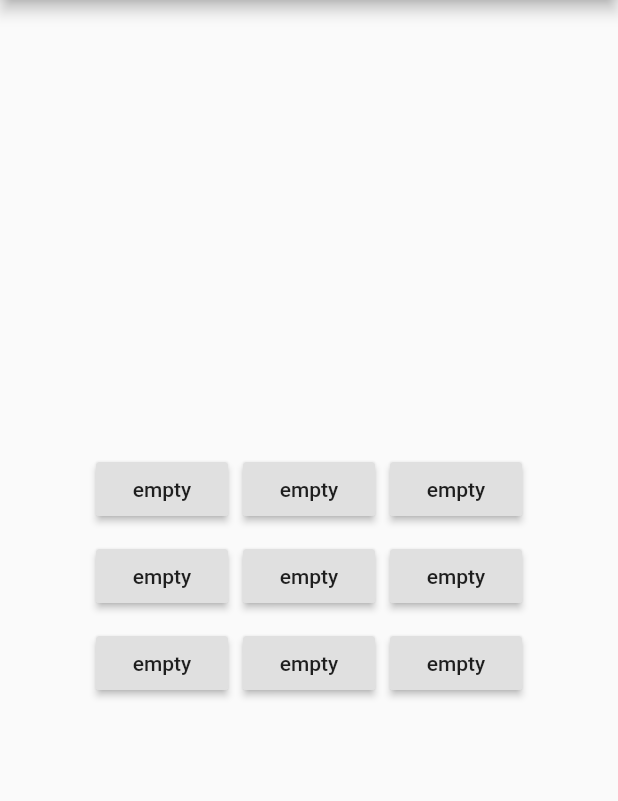
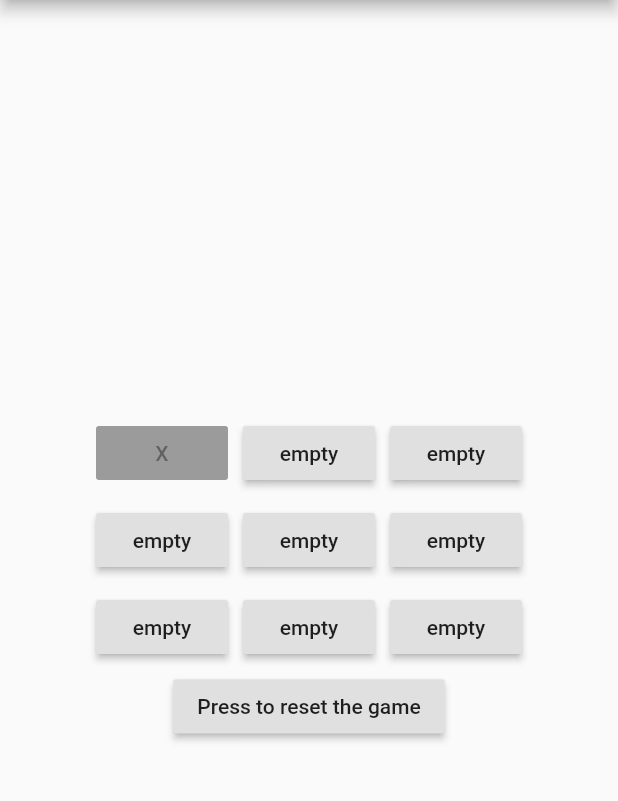
Before and after one commit to JoshDeel/Tic-Tac-Toe, a Flutter app: the screen it shows after launch, after a tap on "empty", on a phone screen of 412 x 824 dp, the part 84-885 px from its top. Run offline on Flutter 3.47's test engine with Material 2 defaults, Android fonts, the phone set to English and light mode, and no system bars.

Commit message:
update 3/19/2020

```diff
--- a/lib/main.dart
+++ b/lib/main.dart
@@ -21,13 +21,35 @@ class _HomePage extends State<MyApp> {
     "empty", // button 9
   ];
 
+  void resetGame(){
+    gameState = [
+    "empty", // button 1
+    "empty", // button 2
+    "empty", // button 3
+    "empty", // button 4
+    "empty", // button 5
+    "empty", // button 6
+    "empty", // button 7
+    "empty", // button 8
+    "empty", // button 9
+    ];
+  }
+
   bool isX = true;
   bool winner = false;
-  int turns;
+  int turns = 0;
   String player = "X";
 
+  bool isBtnDisabled(int id){
+    if (gameState[id] == "empty"){
+      return false;
+    }
+    else{
+      return true;
+    }
+  }
+
   // maybe look into returning a new button / using checkIsdiabled ? null : do something else
-
   void updateState(int id, String player){
     setState(() {
       if (gameState[id] == "empty"){
@@ -38,22 +60,45 @@ class _HomePage extends State<MyApp> {
       }
     });
   }
+
  // on press, we want increment turns, update the state, check winner / num turns
-  void onPressed(int id, String name, String player){
+  void onPressed(int id, String name){
     updateState(id, player);
 
     setState(() {
-      gameState[id] = "X";
+      gameState[id] = player;
     });
     checkWinner();
     if (isX){
       player = "Y";
+      isX = !isX;
     }
     else{
       player = "X";
+      isX = !isX;
     }
-    print(name);
+    print(gameState[id]);
   }
+
+void resetBtnPressed(){
+  setState(() {
+    gameState = [
+      "empty", // button 1
+      "empty", // button 2
+      "empty", // button 3
+      "empty", // button 4
+      "empty", // button 5
+      "empty", // button 6
+      "empty", // button 7
+      "empty", // button 8
+      "empty", // button 9
+    ];
+    isX = true;
+    winner = false;
+    turns = 0;
+    player = "X";
+  });
+}
 
   void checkWinner(){
     if (gameState[0] == gameState[1] && gameState[0] == gameState[2]){
@@ -103,17 +148,23 @@ class _HomePage extends State<MyApp> {
 
                 Padding(
                   padding: EdgeInsets.all(5.0),
-                  child: RaisedButton(onPressed: () {onPressed(0, this.gameState[0]);}, child: Text(this.gameState[0]),),
+                  child: RaisedButton(
+                    onPressed: isBtnDisabled(0) ? null : () {onPressed(0, this.gameState[0]);},
+                     child: Text(this.gameState[0]),),
                 ),
 
                 Padding(
                   padding: EdgeInsets.all(5.0),
-                  child: RaisedButton(onPressed: () {onPressed(1, this.gameState[1]);}, child: Text(this.gameState[1]),),
+                  child: RaisedButton(
+                    onPressed: isBtnDisabled(1) ? null : () {onPressed(1, this.gameState[1]);},
+                    child: Text(this.gameState[1]),),
                 ),
 
                 Padding(
                   padding: EdgeInsets.all(5.0),
-                  child: RaisedButton(onPressed: () {onPressed(2, this.gameState[2]);}, child: Text(this.gameState[2]),),
+                  child: RaisedButton(
+                    onPressed: isBtnDisabled(2) ? null : () {onPressed(2, this.gameState[2]);},
+                    child: Text(this.gameState[2]),),
                 ),
 
               ],
@@ -126,17 +177,23 @@ class _HomePage extends State<MyApp> {
 
                 Padding(
                   padding: EdgeInsets.all(5.0),
-                  child: RaisedButton(onPressed: () {onPressed(3, this.gameState[3]);}, child: Text(this.gameState[3]),),
+                  child: RaisedButton(
+                    onPressed: isBtnDisabled(3) ? null : () {onPressed(3, this.gameState[3]);},
+                    child: Text(this.gameState[3]),),
                 ),
 
                 Padding(
                   padding: EdgeInsets.all(5.0),
-                  child: RaisedButton(onPressed: () {onPressed(4, this.gameState[4]);}, child: Text(this.gameState[4]),),
+                  child: RaisedButton(
+                    onPressed: isBtnDisabled(4) ? null : () {onPressed(4, this.gameState[4]);},
+                    child: Text(this.gameState[4]),),
                 ),
 
                 Padding(
                   padding: EdgeInsets.all(5.0),
-                  child: RaisedButton(onPressed: () {onPressed(5, this.gameState[5]);}, child: Text(this.gameState[5]),),
+                  child: RaisedButton(
+                    onPressed: isBtnDisabled(5) ? null : () {onPressed(5, this.gameState[5]);},
+                    child: Text(this.gameState[5]),),
                 ),
 
               ],
@@ -149,24 +206,30 @@ class _HomePage extends State<MyApp> {
 
                 Padding(
                   padding: EdgeInsets.all(5.0),
-                  child: RaisedButton(onPressed: () {onPressed(6, this.gameState[6]);}, child: Text(this.gameState[6]),),
+                  child: RaisedButton(
+                    onPressed: isBtnDisabled(6) ? null : () {onPressed(6, this.gameState[6]);},
+                    child: Text(this.gameState[6]),),
                 ),
 
                 Padding(
                   padding: EdgeInsets.all(5.0),
-                  child: RaisedButton(onPressed: () {onPressed(7, this.gameState[7]);}, child: Text(this.gameState[7]),),
+                  child: RaisedButton(
+                    onPressed: isBtnDisabled(7) ? null :  () {onPressed(7, this.gameState[7]);},
+                    child: Text(this.gameState[7]),),
                 ),
 
                 Padding(
                   padding: EdgeInsets.all(5.0),
-                  child: RaisedButton(onPressed: () {onPressed(8, this.gameState[8]);}, child: Text(this.gameState[8]),),
+                  child: RaisedButton(
+                    onPressed: isBtnDisabled(8) ? null :  () {onPressed(8, this.gameState[8]);},
+                    child: Text(this.gameState[8]),),
                 ),
-
               ],
             ),
-
+            RaisedButton(onPressed: () {resetBtnPressed();}, child: Text("Press to reset the game"),),
           ],
         ),
+
       ),
     ),
   );
```
